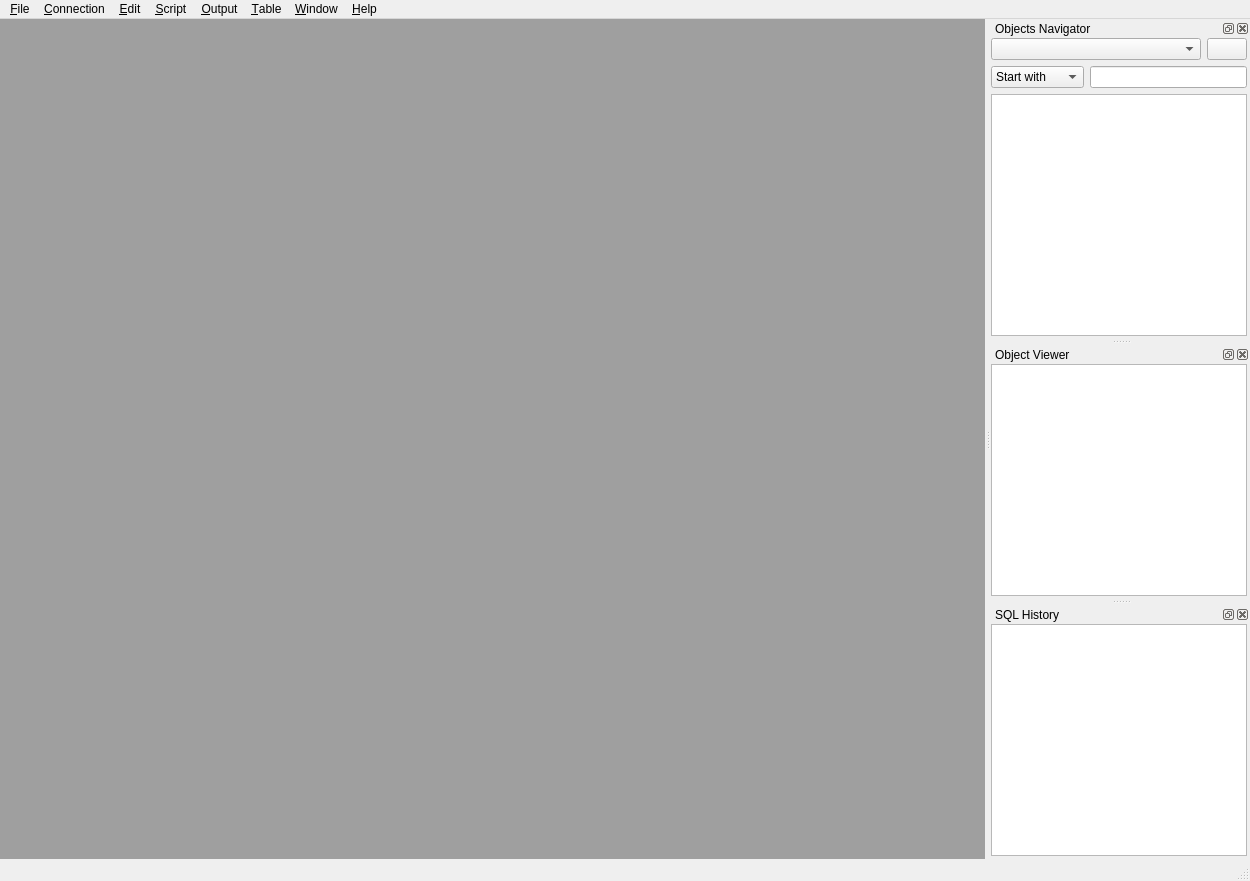
Qt form source/qtdesigner/MSql_editor_win1_ui.ui (MValaguz/MSql) before a commit.
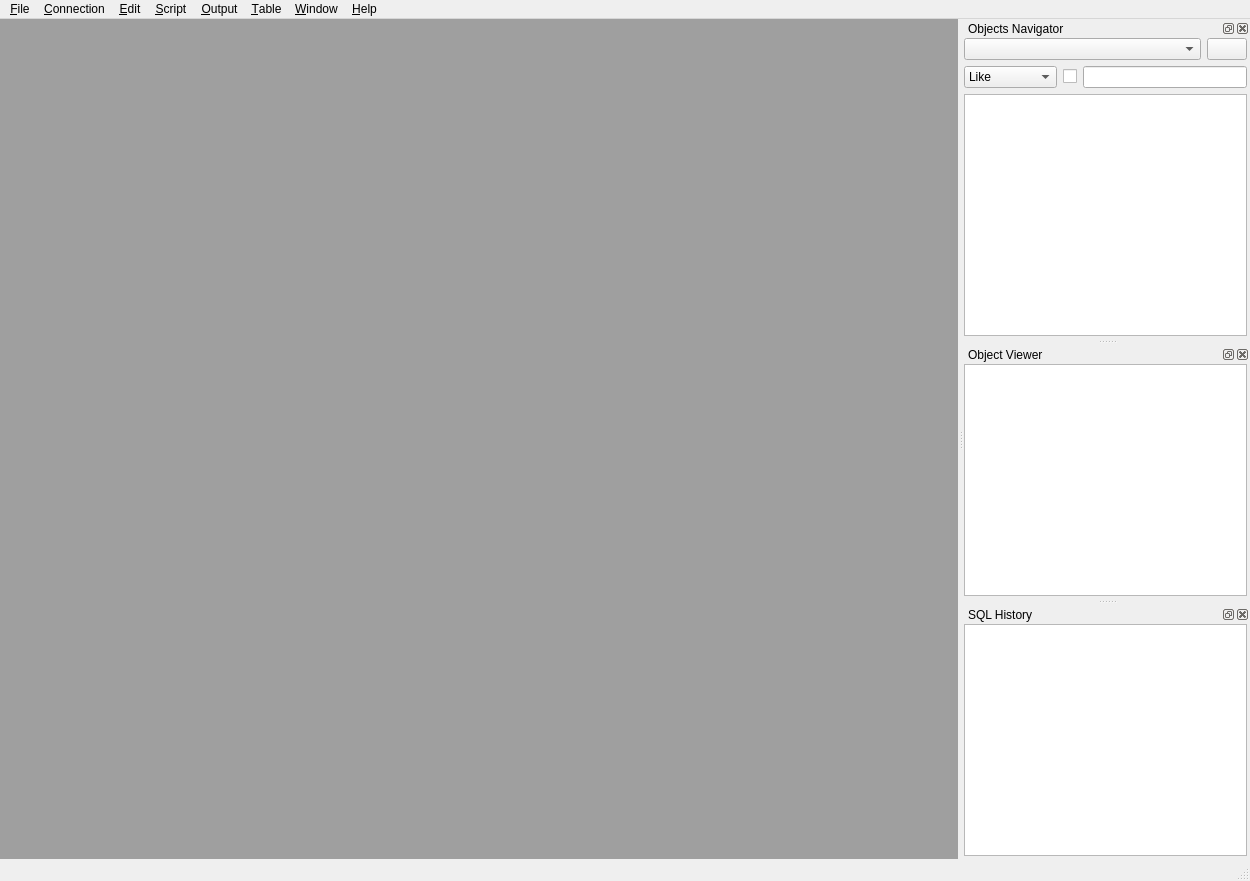
The same form after that commit. Icons and pictures are not drawn.

Patch:
```diff
--- a/source/qtdesigner/MSql_editor_win1_ui.ui
+++ b/source/qtdesigner/MSql_editor_win1_ui.ui
@@ -205,7 +205,7 @@
    </property>
    <property name="minimumSize">
     <size>
-     <width>188</width>
+     <width>286</width>
      <height>188</height>
     </size>
    </property>
@@ -268,11 +268,6 @@
          <layout class="QHBoxLayout" name="horizontalLayout_2">
           <item>
            <widget class="QComboBox" name="oggetti_db_tipo_ricerca">
-            <item>
-             <property name="text">
-              <string>Start with</string>
-             </property>
-            </item>
             <item>
              <property name="text">
               <string>Like</string>
@@ -285,6 +280,16 @@
             </item>
            </widget>
           </item>
+          <item>
+           <widget class="QCheckBox" name="e_view_description">
+            <property name="toolTip">
+             <string>&lt;html&gt;&lt;head/&gt;&lt;body&gt;&lt;p&gt;Load object description&lt;/p&gt;&lt;/body&gt;&lt;/html&gt;</string>
+            </property>
+            <property name="text">
+             <string/>
+            </property>
+           </widget>
+          </item>
           <item>
            <widget class="QLineEdit" name="oggetti_db_ricerca">
             <property name="inputMethodHints">
```
Left out of the diff: 142 changed lines with no effect on the pictures.
